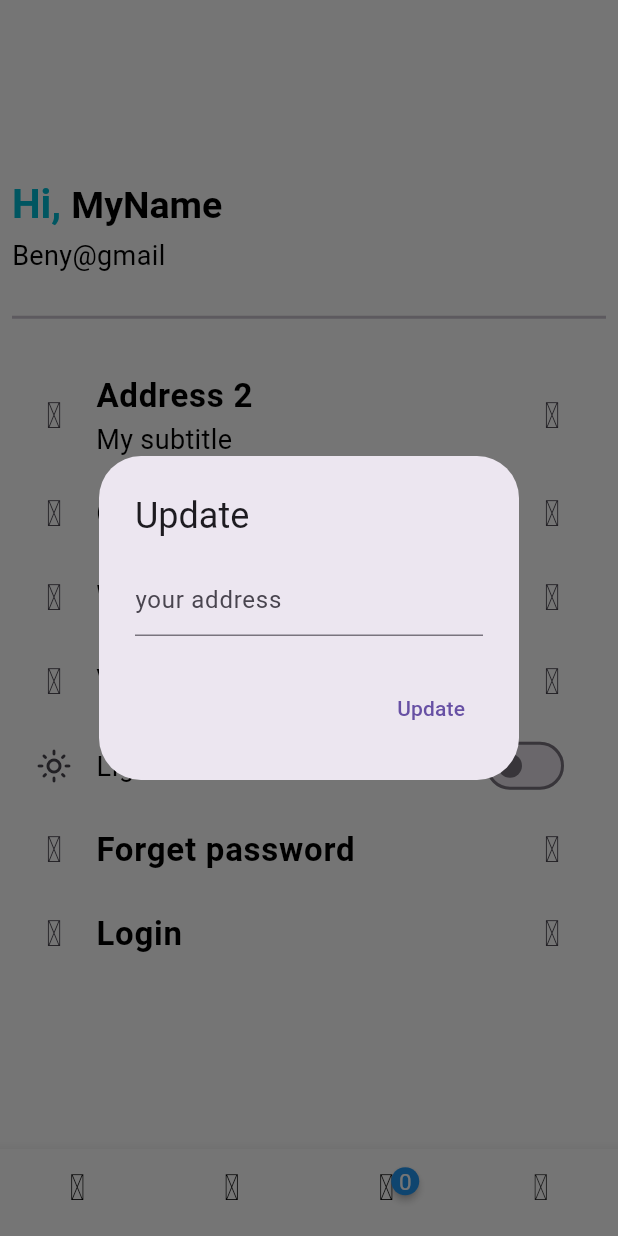
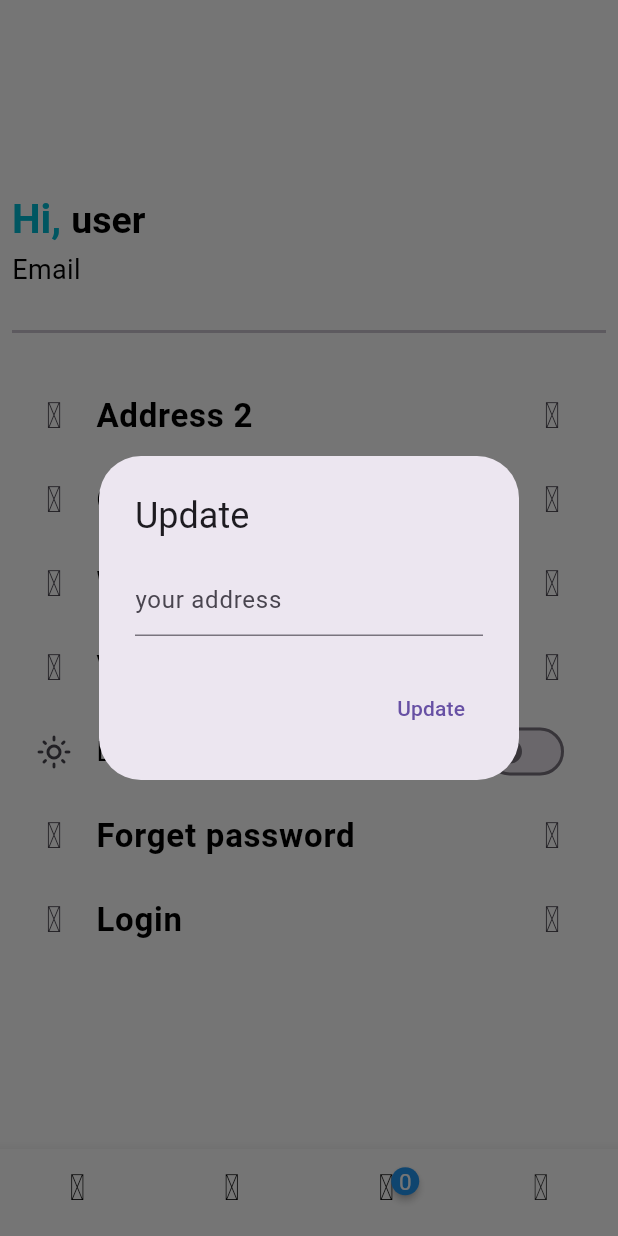
Before and after one commit to Benyto47/Apk1-Flutter-store, a Flutter app: the screen it shows after launch, item 4 of the bottom bar chosen, after a tap on "Address 2", on a phone screen of 412 x 824 dp. Run offline on Flutter 3.47's test engine with Material 3 defaults, Android fonts, the phone set to English and light mode, and no system bars; drawn by our look-alikes of badges; our stand-ins replace card_swiper, cloud_firestore, fancy_shimmer_image, firebase_auth, firebase_core, flutter_iconly and 4 more; accounts and stored records are empty.

Commit message:
Inscription et ajoue utilisateur

```diff
--- a/lib/screen/auth/loging.dart
+++ b/lib/screen/auth/loging.dart
@@ -240,7 +240,7 @@ class _LoginScreenState extends State<LoginScreen> {
                 const SizedBox(
                   height: 10,
                 ),
-                const GoogleButton(),
+                 GoogleButton(),
                 const SizedBox(
                   height: 10,
                 ),
--- a/lib/screen/auth/register.dart
+++ b/lib/screen/auth/register.dart
@@ -12,6 +12,7 @@ import 'package:flutter_iconly/flutter_iconly.dart';
 import '../../services/utils.dart';
 import '../../widgets/auth_button.dart';
 import '../../widgets/text_widget.dart';
+import 'package:cloud_firestore/cloud_firestore.dart';
 
 class RegisterScreen extends StatefulWidget {
   static const routeName = '/RegisterScreen';
@@ -67,7 +68,20 @@ class _RegisterScreenState extends State<RegisterScreen> {
             email: _emailTextController.text.toLowerCase().trim(),
             password: _passTextController.text.trim());
 
-          Navigator.of(context).pushReplacement(MaterialPageRoute(
+        final User? user = authInstance.currentUser;
+        final _uid = user!.uid;
+
+        await FirebaseFirestore.instance.collection('users').doc(_uid).set({
+          'id': _uid,
+          'name': _fullNameController.text,
+          'email': _emailTextController.text.toLowerCase(),
+          'shipping-adress': _addressTextController.text,
+          'userWish': [],
+          'userCart': [],
+          'createdAt': Timestamp.now(),
+        });
+
+       Navigator.of(context).pushReplacement(MaterialPageRoute(
             builder: (context) => const BottomBarScreen()));
 
         print('succefuly registed');
--- a/lib/screen/user.dart
+++ b/lib/screen/user.dart
@@ -2,7 +2,9 @@ import 'dart:async';
 
 import 'package:apk1/consts/firebase_const.dart';
 import 'package:apk1/provider/dark_theme_provider.dart';
+import 'package:apk1/screen/auth/forget_pass.dart';
 import 'package:apk1/screen/auth/loging.dart';
+import 'package:apk1/screen/loading_manager.dart';
 import 'package:apk1/screen/orders/order_widget.dart';
 import 'package:apk1/screen/viewed_recenty/viewed_recenty.dart';
 import 'package:apk1/screen/wishlist/whislist_screen.dart';
@@ -15,6 +17,7 @@ import 'package:flutter/material.dart';
 import 'package:flutter/widgets.dart';
 import 'package:flutter_iconly/flutter_iconly.dart';
 import 'package:provider/provider.dart';
+import 'package:cloud_firestore/cloud_firestore.dart';
 
 class UserScreen extends StatefulWidget {
   const UserScreen({Key? key}) : super(key: key);
@@ -31,7 +34,55 @@ class _UserScreenState extends State<UserScreen> {
     super.dispose();
   }
 
+  String? _email;
+  String? _name;
+  String? address;
+  bool _isLoading = false;
   final User? user = authInstance.currentUser;
+
+  @override
+  void initState() {
+    getUserData();
+    super.initState();
+  }
+
+  Future<void> getUserData()async{
+    setState(() {
+      _isLoading = true;
+    });
+
+    if(user == null){
+      setState(() {
+        _isLoading = false;
+      });
+      return;
+    }
+    try {
+      String _uid = user!.uid;
+
+      final DocumentSnapshot userDoc = await FirebaseFirestore.instance.collection('users').doc(_uid).get();
+
+      if(userDoc == null){
+        return;
+      }else{
+        _email = userDoc.get('email');
+        _name = userDoc.get('name');
+        address = userDoc.get('shipping-adress');
+        _addressTextController.text = userDoc.get('shipping-adress');
+      }
+
+    } catch (error) {
+      setState(() {
+        _isLoading = false;
+      });
+      GlobalMethods.errorgDialog(
+          subtitle: '$error', context: context);
+    }finally{
+      setState(() {
+        _isLoading = false;
+      });
+    }
+  }
 
   @override
   Widget build(BuildContext context) {
@@ -39,7 +90,9 @@ class _UserScreenState extends State<UserScreen> {
     final Color color = themeState.getDarkTheme ? Colors.white : Colors.black; // Get dynamic color
 
     return Scaffold(
-      body: Center(
+      body: LoadingManger(
+        isLoading: _isLoading,
+        child: Center(
           child: SingleChildScrollView(
             child: Padding(
               padding: const EdgeInsets.all(8.0),
@@ -59,7 +112,7 @@ class _UserScreenState extends State<UserScreen> {
                         FontWeight.bold),
                       children: <TextSpan>[
                         TextSpan(
-                        text: 'MyName',
+                          text: _name == null ? 'user' : _name,
                             style: TextStyle(
                                   color: color,
                                   fontSize: 25,
@@ -73,7 +126,7 @@ class _UserScreenState extends State<UserScreen> {
                      ),
                      const SizedBox(height: 5,),
                      Textwidget(
-                  text: 'Beny@gmail',
+                    text: _email == null ? 'Email' : _email!,
                     color: color,
                     textSizes: 18,
                     //isTitle: true,
@@ -89,7 +142,7 @@ class _UserScreenState extends State<UserScreen> {
                   ),
                   _listTiles(
                     title: 'Address 2',
-                  subtitle: 'My subtitle',
+                    subtitle: address,
                     icon: IconlyLight.profile,
                     onPressed: () async{
                       await _showAddressDialoge();
@@ -140,7 +193,10 @@ class _UserScreenState extends State<UserScreen> {
                   _listTiles(
                     title: 'Forget password',
                     icon: IconlyLight.unlock,
-                  onPressed: () {},
+                    onPressed: () {
+                      Navigator.of(context).push(MaterialPageRoute(
+                                  builder: (context) => const ForgetPasswordScreen()));
+                    },
                     color: color
                   ),
                    _listTiles(
@@ -168,6 +224,7 @@ class _UserScreenState extends State<UserScreen> {
             ),
           ),
         ),
+      ),
     );
   }
 
@@ -188,7 +245,20 @@ class _UserScreenState extends State<UserScreen> {
                           ),
                           actions: [
                             TextButton(
-                              onPressed: (){},
+                              onPressed: () async{
+                                String _uid = user!.uid;
+                                try {
+                                   await FirebaseFirestore.instance.collection('users').doc(_uid).update({
+                                    'shipping-adress': _addressTextController.text
+                                   });
+                                   Navigator.pop(context);
+                                   setState(() {
+                                     address = _addressTextController.text;
+                                   });
+                                } catch (error) {
+                                  GlobalMethods.errorgDialog(subtitle: error.toString(), context: context);
+                                }
+                              },
                               child:const Text('Update')),
                           ],
                         );
--- a/pubspec.yaml
+++ b/pubspec.yaml
@@ -43,9 +43,12 @@ dependencies:
   flutter_staggered_grid_view: ^0.7.0
   badges: ^3.1.2
   flutter_spinkit: ^5.2.1
+  fluttertoast: ^8.2.4
   #Firebase
   firebase_core: ^2.27.2
   firebase_auth: ^4.18.0
+  google_sign_in: ^6.2.1
+  cloud_firestore: ^4.15.10
 
 dev_dependencies:
   flutter_test:
```
Also changed, not shown: lib/screen/auth/forget_pass.dart (+49 -2 lines), lib/widgets/gooble_button.dart (+38 -1 lines), pubspec.lock, 5 other files. Lines whose indentation alone changed are shown as unchanged.
